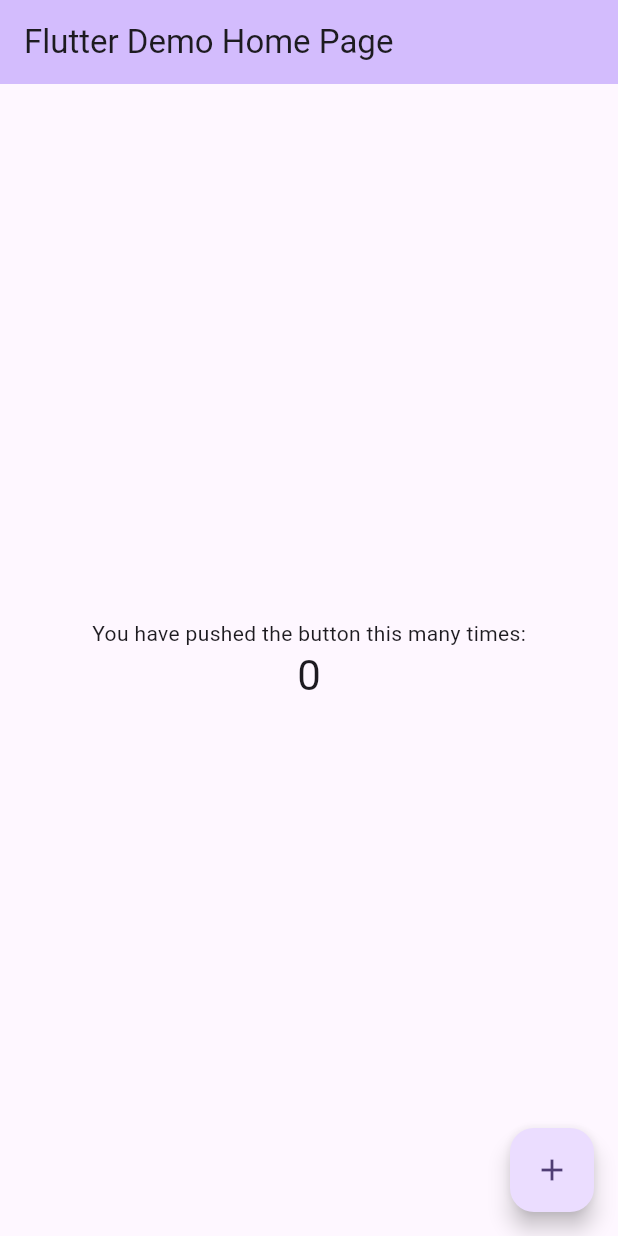
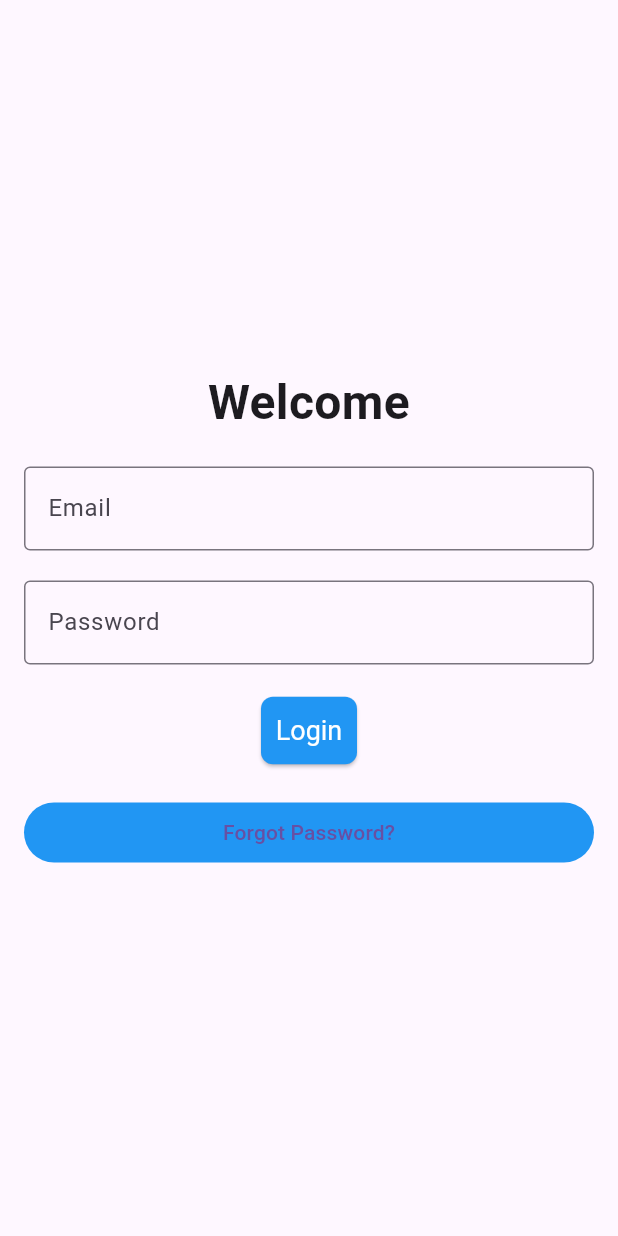
Before and after one commit to amarderschrecklicher/ZagradioMeApp, a Flutter app: the screen it shows after launch, on a phone screen of 412 x 824 dp. Run offline on Flutter 3.47's test engine with Material 3 defaults, Android fonts, the light colour scheme and no system bars.

Commit message:
initial login screen

```diff
--- a/zagradio_me_front/lib/main.dart
+++ b/zagradio_me_front/lib/main.dart
@@ -7,119 +7,119 @@
 class MyApp extends StatelessWidget {
   const MyApp({super.key});
 
-  // This widget is the root of your application.
   @override
   Widget build(BuildContext context) {
     return MaterialApp(
-      title: 'Flutter Demo',
+      title: 'Login Screen',
       theme: ThemeData(
-        // This is the theme of your application.
-        //
-        // TRY THIS: Try running your application with "flutter run". You'll see
-        // the application has a purple toolbar. Then, without quitting the app,
-        // try changing the seedColor in the colorScheme below to Colors.green
-        // and then invoke "hot reload" (save your changes or press the "hot
-        // reload" button in a Flutter-supported IDE, or press "r" if you used
-        // the command line to start the app).
-        //
-        // Notice that the counter didn't reset back to zero; the application
-        // state is not lost during the reload. To reset the state, use hot
-        // restart instead.
-        //
-        // This works for code too, not just values: Most code changes can be
-        // tested with just a hot reload.
-        colorScheme: ColorScheme.fromSeed(seedColor: Colors.deepPurple),
-        useMaterial3: true,
+        primarySwatch: Colors.blue,
+        visualDensity: VisualDensity.adaptivePlatformDensity,
       ),
-      home: const MyHomePage(title: 'Flutter Demo Home Page'),
+      home: const LoginScreen(),
     );
   }
 }
 
-class MyHomePage extends StatefulWidget {
-  const MyHomePage({super.key, required this.title});
-
-  // This widget is the home page of your application. It is stateful, meaning
-  // that it has a State object (defined below) that contains fields that affect
-  // how it looks.
-
-  // This class is the configuration for the state. It holds the values (in this
-  // case the title) provided by the parent (in this case the App widget) and
-  // used by the build method of the State. Fields in a Widget subclass are
-  // always marked "final".
-
-  final String title;
+class LoginScreen extends StatefulWidget {
+  const LoginScreen({super.key});
 
   @override
-  State<MyHomePage> createState() => _MyHomePageState();
+  _LoginScreenState createState() => _LoginScreenState();
 }
 
-class _MyHomePageState extends State<MyHomePage> {
-  int _counter = 0;
-
-  void _incrementCounter() {
-    setState(() {
-      // This call to setState tells the Flutter framework that something has
-      // changed in this State, which causes it to rerun the build method below
-      // so that the display can reflect the updated values. If we changed
-      // _counter without calling setState(), then the build method would not be
-      // called again, and so nothing would appear to happen.
-      _counter++;
-    });
-  }
+class _LoginScreenState extends State<LoginScreen> {
+  final _formKey = GlobalKey<FormState>();
+  String _email = '';
+  String _password = '';
 
   @override
   Widget build(BuildContext context) {
-    // This method is rerun every time setState is called, for instance as done
-    // by the _incrementCounter method above.
-    //
-    // The Flutter framework has been optimized to make rerunning build methods
-    // fast, so that you can just rebuild anything that needs updating rather
-    // than having to individually change instances of widgets.
     return Scaffold(
-      appBar: AppBar(
-        // TRY THIS: Try changing the color here to a specific color (to
-        // Colors.amber, perhaps?) and trigger a hot reload to see the AppBar
-        // change color while the other colors stay the same.
-        backgroundColor: Theme.of(context).colorScheme.inversePrimary,
-        // Here we take the value from the MyHomePage object that was created by
-        // the App.build method, and use it to set our appbar title.
-        title: Text(widget.title),
-      ),
       body: Center(
-        // Center is a layout widget. It takes a single child and positions it
-        // in the middle of the parent.
+        child: Padding(
+          padding: const EdgeInsets.all(16.0),
           child: Column(
-          // Column is also a layout widget. It takes a list of children and
-          // arranges them vertically. By default, it sizes itself to fit its
-          // children horizontally, and tries to be as tall as its parent.
-          //
-          // Column has various properties to control how it sizes itself and
-          // how it positions its children. Here we use mainAxisAlignment to
-          // center the children vertically; the main axis here is the vertical
-          // axis because Columns are vertical (the cross axis would be
-          // horizontal).
-          //
-          // TRY THIS: Invoke "debug painting" (choose the "Toggle Debug Paint"
-          // action in the IDE, or press "p" in the console), to see the
-          // wireframe for each widget.
             mainAxisAlignment: MainAxisAlignment.center,
+            crossAxisAlignment: CrossAxisAlignment.stretch,
             children: <Widget>[
               const Text(
-              'You have pushed the button this many times:',
+                'Welcome',
+                style: TextStyle(fontSize: 32.0, fontWeight: FontWeight.bold),
+                textAlign: TextAlign.center,
               ),
-            Text(
-              '$_counter',
-              style: Theme.of(context).textTheme.headlineMedium,
+              const SizedBox(height: 20),
+              Form(
+                key: _formKey,
+                child: Column(
+                  children: <Widget>[
+                    TextFormField(
+                      decoration: const InputDecoration(
+                        labelText: 'Email',
+                        border: OutlineInputBorder(),
+                      ),
+                      validator: (value) {
+                        if (value!.isEmpty) {
+                          return 'Please enter your email';
+                        }
+                        return null;
+                      },
+                      onSaved: (value) {
+                        _email = value!;
+                      },
+                    ),
+                    const SizedBox(height: 20),
+                    TextFormField(
+                      decoration: const InputDecoration(
+                        labelText: 'Password',
+                        border: OutlineInputBorder(),
+                      ),
+                      obscureText: true,
+                      validator: (value) {
+                        if (value!.isEmpty) {
+                          return 'Please enter your password';
+                        }
+                        return null;
+                      },
+                      onSaved: (value) {
+                        _password = value!;
+                      },
+                    ),
+                    const SizedBox(height: 20),
+                    ElevatedButton(
+                      onPressed: () {
+                        if (_formKey.currentState!.validate()) {
+                          _formKey.currentState!.save();
+                          // Handle login logic here
+                        }
+                      },
+                      child: const Text('Login'),
+                      style: ElevatedButton.styleFrom(
+                        backgroundColor: Colors.blue,
+                        foregroundColor: Colors.white,
+                        textStyle: TextStyle(fontSize: 18),
+                        padding: EdgeInsets.symmetric(vertical: 12),
+                        shape: RoundedRectangleBorder(
+                          borderRadius: BorderRadius.circular(8),
+                        ),
+                      ),
                     ),
                   ],
                 ),
               ),
-      floatingActionButton: FloatingActionButton(
-        onPressed: _incrementCounter,
-        tooltip: 'Increment',
-        child: const Icon(Icons.add),
-      ), // This trailing comma makes auto-formatting nicer for build methods.
+              const SizedBox(height: 20),
+              TextButton(
+                onPressed: () {
+                  // Handle "Forgot Password?" logic here
+                },
+                child: const Text('Forgot Password?'),
+                style: TextButton.styleFrom(
+                  backgroundColor: Colors.blue,
+                ),
+              ),
+            ],
+          ),
+        ),
+      ),
     );
   }
 }
```
Lines whose indentation alone changed are shown as unchanged.
